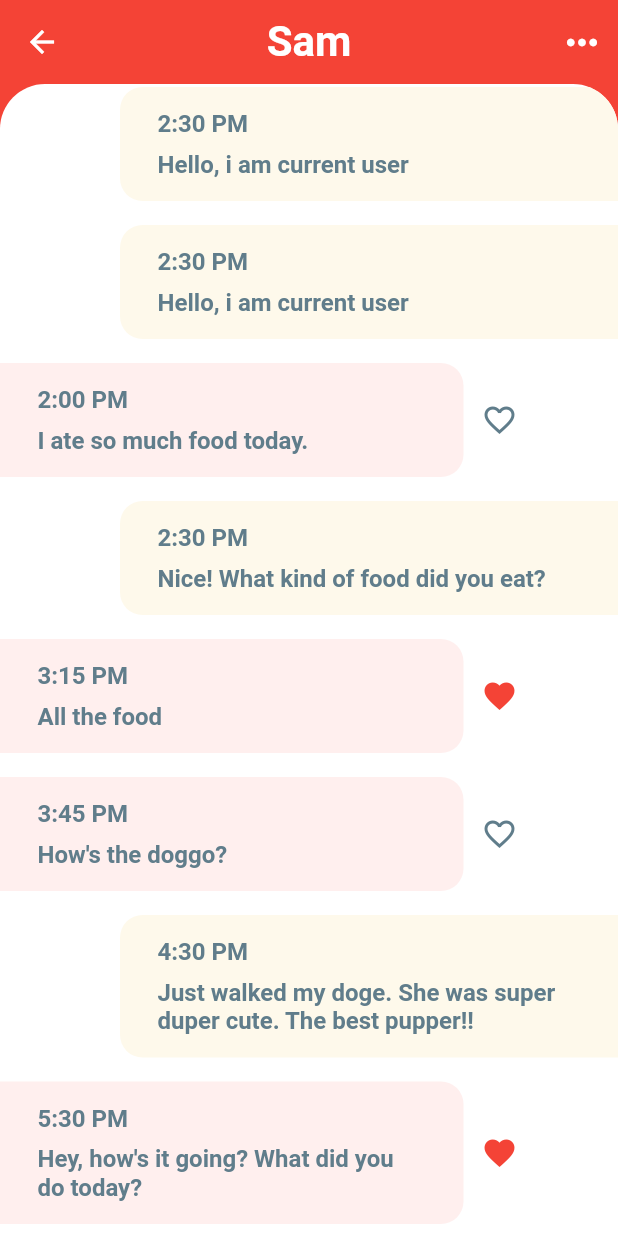
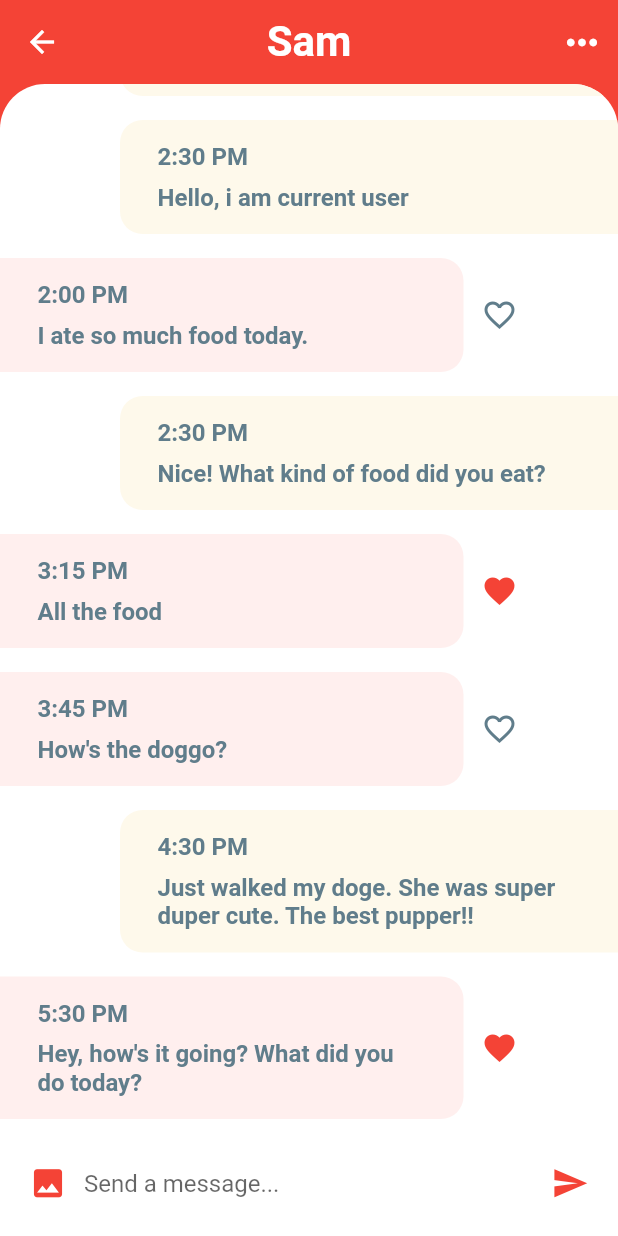
Before and after one commit to hossain-eee/Project-Flutter-Chat-UI, a Flutter app: the screen it shows after launch, after a tap on "Sam", on a phone screen of 412 x 824 dp. Run offline on Flutter 3.47's test engine with Material 2 defaults, Android fonts, the phone set to English and light mode, and no system bars.

Commit message:
chat-screen add message input field

```diff
--- a/lib/screen/chat_screen.dart
+++ b/lib/screen/chat_screen.dart
@@ -76,13 +76,49 @@ class _ChatScreenState extends State<ChatScreen> {
         IconButton(
           onPressed: () {},
           icon: message.isLiked
-              ? Icon(Icons.favorite)
-              : Icon(Icons.favorite_border),
+              ? const Icon(Icons.favorite)
+              : const Icon(Icons.favorite_border),
           color: message.isLiked
               ? Theme.of(context).primaryColor
               : Colors.blueGrey,
         )
       ],
+    );
+  }
+
+//method
+  _buildMessageCompolser() {
+    return Container(
+      padding: const EdgeInsets.symmetric(horizontal: 8),
+      height: 70.0,
+      color: Colors.white,
+      child: Row(
+        children: [
+          IconButton(
+              onPressed: () {},
+              icon: Icon(
+                Icons.photo,
+                size: 25,
+                color: Theme.of(context).primaryColor,
+              )),
+          const Expanded(
+              child: TextField(
+            textCapitalization:
+                TextCapitalization.sentences, // first word of sentence
+            decoration: InputDecoration.collapsed(
+              //to disappear underlie form below textField, use InputDecoration.collapsed
+              hintText: 'Send a message...',
+            ),
+          )),
+          IconButton(
+              onPressed: () {},
+              icon: Icon(
+                Icons.send,
+                size: 25,
+                color: Theme.of(context).primaryColor,
+              )),
+        ],
+      ),
     );
   }
 
@@ -138,6 +174,8 @@ class _ChatScreenState extends State<ChatScreen> {
               ),
             ),
           ),
+          //
+          _buildMessageCompolser(),
         ],
       ),
     );
```
